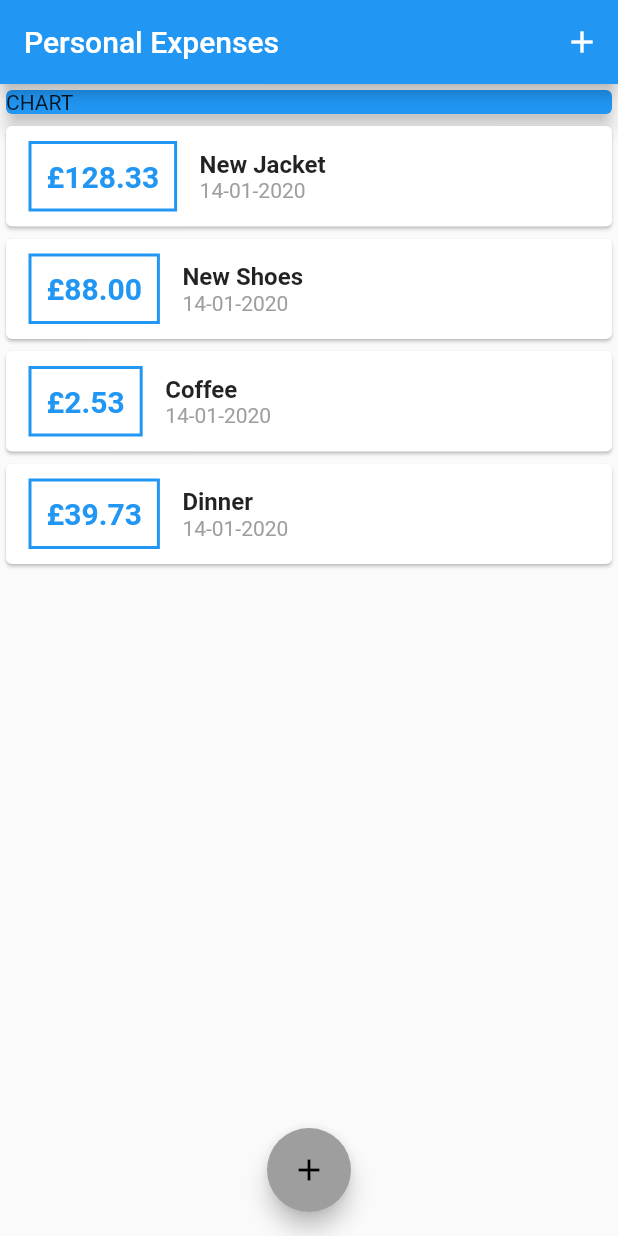
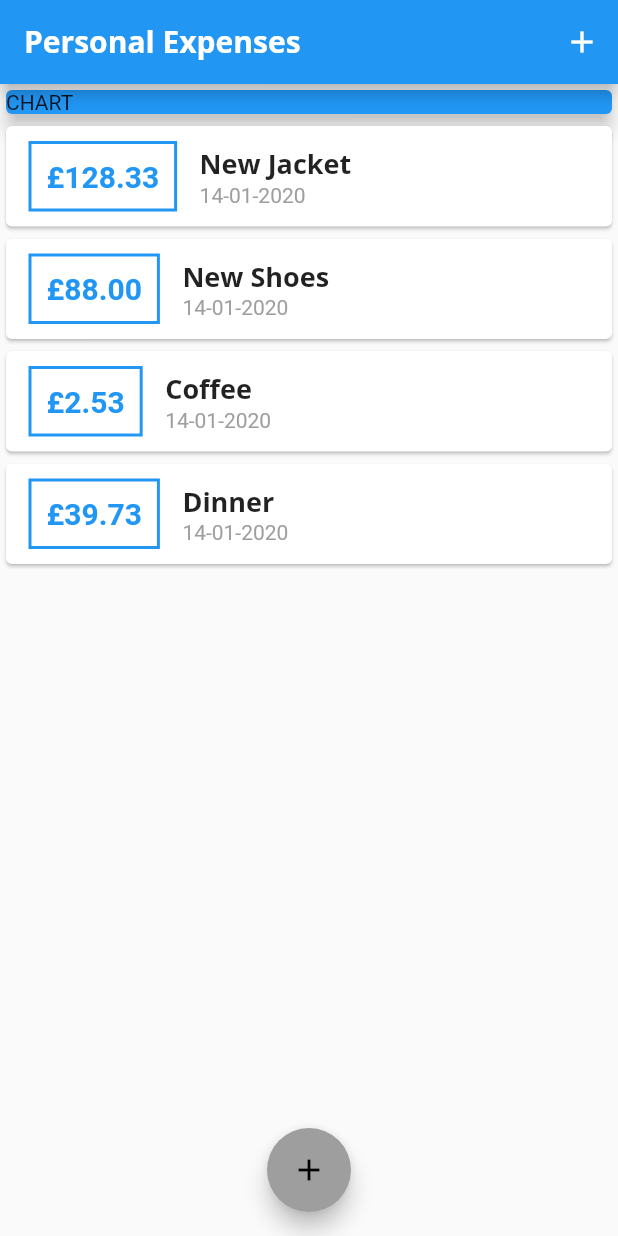
Before and after one commit to jeanrauwers/personal-finance, a Flutter app: the screen it shows after launch, on a phone screen of 412 x 824 dp. Run offline on Flutter 3.47's test engine with Material 2 defaults, Android fonts, the phone set to English and light mode, and no system bars.

Commit message:
Add fonts and theming

```diff
--- a/lib/main.dart
+++ b/lib/main.dart
@@ -14,7 +14,22 @@ class MyApp extends StatelessWidget {
   Widget build(BuildContext context) {
     return MaterialApp(
       title: 'Personal Expenses',
-      theme: ThemeData(primarySwatch: Colors.blue, accentColor: Colors.grey),
+      theme: ThemeData(
+          primarySwatch: Colors.blue,
+          accentColor: Colors.grey,
+          fontFamily: 'Quicksand',
+          textTheme: ThemeData.light().textTheme.copyWith(
+              title: TextStyle(
+                  fontFamily: 'OpenSans',
+                  fontSize: 18,
+                  fontWeight: FontWeight.bold)),
+          appBarTheme: AppBarTheme(
+            textTheme: ThemeData.light().textTheme.copyWith(
+                title: TextStyle(
+                    fontFamily: 'OpenSans',
+                    fontSize: 20,
+                    fontWeight: FontWeight.bold)),
+          )),
       home: MyHomePage(),
     );
   }
--- a/lib/widgets/transaction_list.dart
+++ b/lib/widgets/transaction_list.dart
@@ -35,8 +35,7 @@ class TransactionList extends StatelessWidget {
                   children: <Widget>[
                     Text(
                       transactions[index].title,
-                      style:
-                          TextStyle(fontWeight: FontWeight.bold, fontSize: 16),
+                      style: Theme.of(context).textTheme.title,
                     ),
                     Text(
                         DateFormat('dd-MM-yyyy')
```
Also changed, not shown: pubspec.yaml (+11 -11 lines), assets/fonts/OpenSans-Bold.ttf (added), assets/fonts/OpenSans-Regular.ttf (added), assets/fonts/Quicksand-Bold.ttf (added), assets/fonts/Quicksand-Light.ttf (added), assets/fonts/Quicksand-Medium.ttf (added), assets/fonts/Quicksand-Regular.ttf (added).
